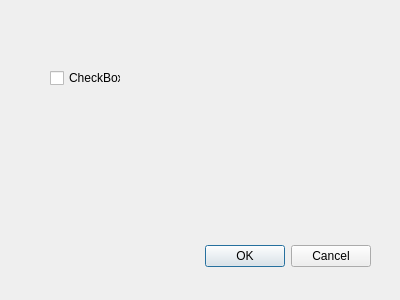
cx-star/keymouse, file statesettingdialog.ui: the form before one commit.
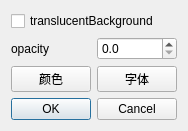
The form after the commit.

Commit message: stateSettingDialog完成

Patch:
```diff
--- a/statesettingdialog.ui
+++ b/statesettingdialog.ui
@@ -6,42 +6,74 @@
    <rect>
     <x>0</x>
     <y>0</y>
-    <width>400</width>
-    <height>300</height>
+    <width>176</width>
+    <height>122</height>
    </rect>
   </property>
   <property name="windowTitle">
    <string>Dialog</string>
   </property>
-  <widget class="QDialogButtonBox" name="buttonBox">
-   <property name="geometry">
-    <rect>
-     <x>30</x>
-     <y>240</y>
-     <width>341</width>
-     <height>32</height>
-    </rect>
-   </property>
-   <property name="orientation">
-    <enum>Qt::Horizontal</enum>
-   </property>
-   <property name="standardButtons">
-    <set>QDialogButtonBox::Cancel|QDialogButtonBox::Ok</set>
-   </property>
-  </widget>
-  <widget class="QCheckBox" name="checkBox">
-   <property name="geometry">
-    <rect>
-     <x>50</x>
-     <y>70</y>
-     <width>71</width>
-     <height>16</height>
-    </rect>
-   </property>
-   <property name="text">
-    <string>CheckBox</string>
-   </property>
-  </widget>
+  <layout class="QVBoxLayout" name="verticalLayout">
+   <item>
+    <widget class="QCheckBox" name="checkBoxTranslucent">
+     <property name="text">
+      <string>translucentBackground</string>
+     </property>
+    </widget>
+   </item>
+   <item>
+    <layout class="QHBoxLayout" name="horizontalLayout">
+     <item>
+      <widget class="QLabel" name="label">
+       <property name="text">
+        <string>opacity</string>
+       </property>
+      </widget>
+     </item>
+     <item>
+      <widget class="QDoubleSpinBox" name="doubleSpinBoxOpacity">
+       <property name="decimals">
+        <number>1</number>
+       </property>
+       <property name="maximum">
+        <double>1.000000000000000</double>
+       </property>
+       <property name="singleStep">
+        <double>0.100000000000000</double>
+       </property>
+      </widget>
+     </item>
+    </layout>
+   </item>
+   <item>
+    <layout class="QHBoxLayout" name="horizontalLayout_2">
+     <item>
+      <widget class="QPushButton" name="pushButtonColor">
+       <property name="text">
+        <string>颜色</string>
+       </property>
+      </widget>
+     </item>
+     <item>
+      <widget class="QPushButton" name="pushButtonFont">
+       <property name="text">
+        <string>字体</string>
+       </property>
+      </widget>
+     </item>
+    </layout>
+   </item>
+   <item>
+    <widget class="QDialogButtonBox" name="buttonBox">
+     <property name="orientation">
+      <enum>Qt::Horizontal</enum>
+     </property>
+     <property name="standardButtons">
+      <set>QDialogButtonBox::Cancel|QDialogButtonBox::Ok</set>
+     </property>
+    </widget>
+   </item>
+  </layout>
  </widget>
  <resources/>
  <connections>
```
The commit also changes 6 other files.
